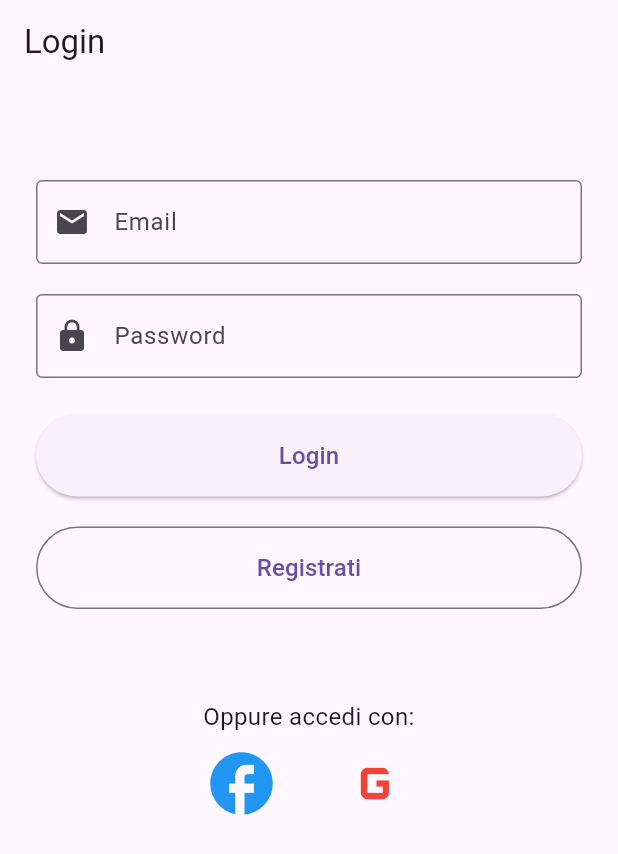
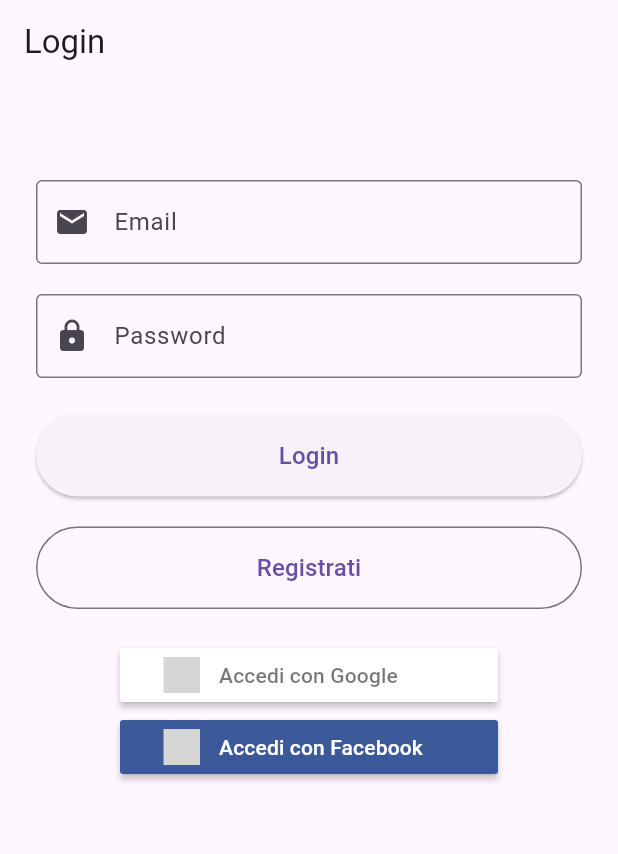
Before and after one commit to fragarray/galleria, a Flutter app: the screen it shows after launch, on a phone screen of 412 x 824 dp. Shown: the top 854 px of the screen. Run offline on Flutter 3.47's test engine with Material 3 defaults, Android fonts, the phone set to English and light mode, and no system bars; our stand-ins replace flutter_signin_button, image_picker, share_plus, supabase_flutter; accounts and stored records are empty; grey boxes are pictures that could not be loaded.

Commit message:
Add social login buttons for Google and Facebook to LoginPage

```diff
--- a/lib/loginPage.dart
+++ b/lib/loginPage.dart
@@ -1,5 +1,6 @@
 import 'package:flutter/material.dart';
 import 'package:supabase_flutter/supabase_flutter.dart';
+import 'package:flutter_signin_button/flutter_signin_button.dart';
 
 class LoginPage extends StatefulWidget {
   const LoginPage({super.key});
@@ -145,39 +146,26 @@ class _LoginPageState extends State<LoginPage> {
               ),
               child: const Text('Registrati', style: TextStyle(fontSize: 16)),
             ),
-
-            // ...existing code...
-            const SizedBox(height: 30),
-            // ...existing code...
-            const SizedBox(height: 30),
-            Text(
-              'Oppure accedi con:',
-              style: TextStyle(fontSize: 16),
-              textAlign: TextAlign.center,
-            ),
-            Row(
+            const SizedBox(height: 20),
+            Column(
               mainAxisAlignment: MainAxisAlignment.center,
               children: [
-                IconButton(
-                  icon: Icon(Icons.facebook, size: 50),
-                  onPressed: () => _signInWithProvider('facebook'),
-                  color: Colors.blue,
-                  iconSize: 32,
-                  tooltip: 'Accedi con Facebook',
+                SignInButton(
+                  Buttons.Google,
+                  onPressed: () => _signInWithProvider('google'),
+                  text: 'Accedi con Google',
+                  padding: const EdgeInsets.symmetric(horizontal: 16),
                 ),
                 SizedBox(width: 24),
-                IconButton(
-                  icon: Icon(Icons.g_mobiledata, size: 50),
-                  onPressed: () => _signInWithProvider('google'),
-                  color: Colors.red,
-                  iconSize: 32,
-                  tooltip: 'Accedi con Google',
+                SignInButton(
+                  Buttons.Facebook,
+                  onPressed: () => _signInWithProvider('facebook'),
+                  text: 'Accedi con Facebook',
+                  padding: const EdgeInsets.symmetric(horizontal: 16),
                 ),
+                SizedBox(width: 24),
               ],
             ),
-            // ...existing code...
-
-            // ...existing code...
           ],
         ),
       ),
--- a/pubspec.yaml
+++ b/pubspec.yaml
@@ -36,6 +36,7 @@ dependencies:
   path_provider: ^2.0.0
   url_launcher: ^6.2.5
   http: ^0.13.0
+  flutter_signin_button: ^2.0.0
 
   # The following adds the Cupertino Icons font to your application.
   # Use with the CupertinoIcons class for iOS style icons.
```
Also changed, not shown: pubspec.lock.
